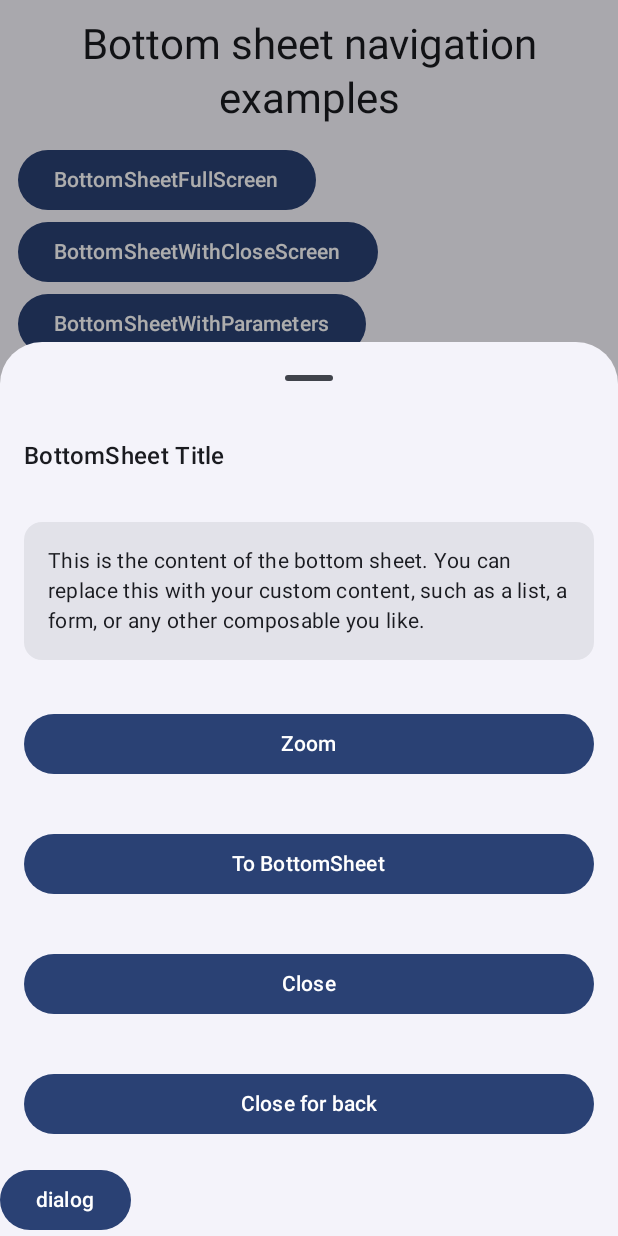
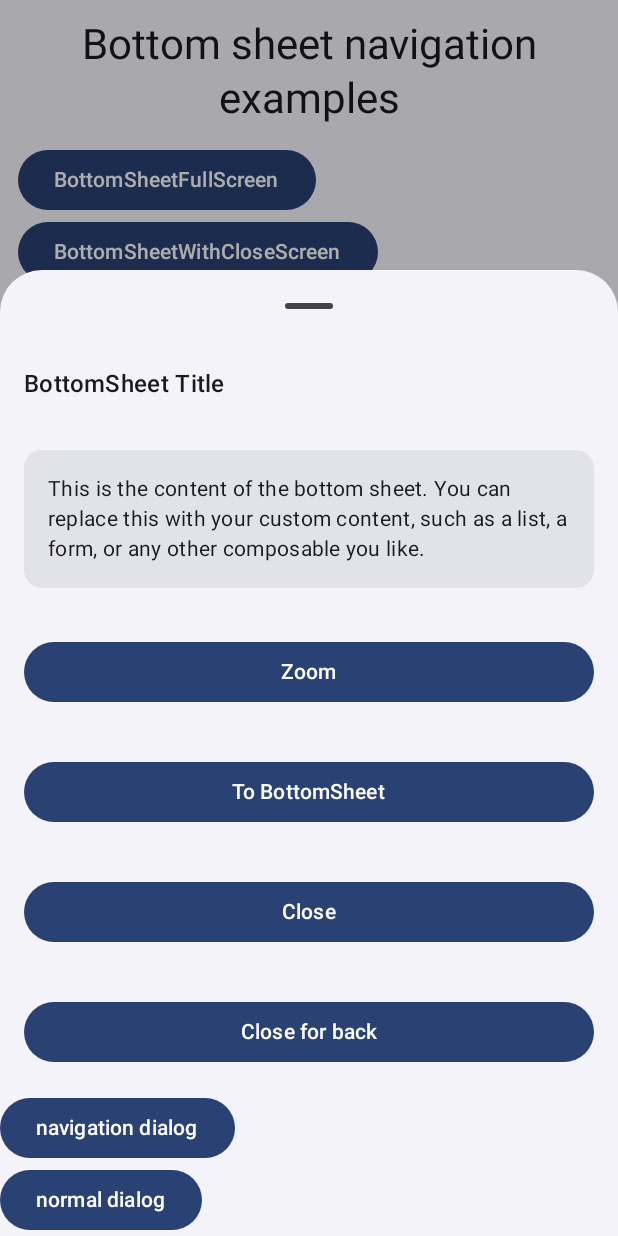
Before and after one commit to stefanoq21/BottomSheetNavigator3, an Android app built with Jetpack Compose: the screen it shows after launch (MainActivity), after a tap on "BottomSheetWithCloseScreen", on a phone screen of 412 x 824 dp. Run offline under Robolectric (Android 15) with nearby library versions, the phone set to English and light mode, and no system bars.

Commit message:
feat: Add example of standard dialog
This change introduces an example of a standard `AlertDialog` alongside the navigation component dialog to demonstrate the differences in their usage and behavior.

```diff
--- a/app/src/main/java/com/stefanoq21/bottomsheetnavigator3/MainActivity.kt
+++ b/app/src/main/java/com/stefanoq21/bottomsheetnavigator3/MainActivity.kt
@@ -11,11 +11,16 @@ import androidx.compose.foundation.layout.Spacer
 import androidx.compose.foundation.layout.fillMaxSize
 import androidx.compose.foundation.layout.padding
 import androidx.compose.foundation.layout.size
+import androidx.compose.material3.AlertDialog
 import androidx.compose.material3.Button
 import androidx.compose.material3.ExperimentalMaterial3Api
 import androidx.compose.material3.MaterialTheme
 import androidx.compose.material3.Scaffold
 import androidx.compose.material3.Text
+import androidx.compose.runtime.getValue
+import androidx.compose.runtime.mutableStateOf
+import androidx.compose.runtime.saveable.rememberSaveable
+import androidx.compose.runtime.setValue
 import androidx.compose.ui.Modifier
 import androidx.compose.ui.graphics.Color
 import androidx.compose.ui.text.style.TextAlign
@@ -154,9 +159,26 @@ class MainActivity : ComponentActivity() {
                                 )
 
                                 Button(onClick = { navController.navigate(Screen.DialogTestScreen) }) {
-                                    Text("dialog")
+                                    Text("navigation dialog")
+                                }
+                                var showDialog by rememberSaveable { mutableStateOf(false) }
+
+                                Button(onClick = { showDialog = true }) {
+                                    Text("normal dialog")
                                 }
 
+                                if (showDialog) {
+                                    AlertDialog(
+                                        onDismissRequest = { showDialog = false },
+                                        title = { Text("Test Dialog") },
+                                        text = { Text("test") },
+                                        confirmButton = {
+                                            Button(onClick = {
+                                                showDialog = false
+                                            }) { Text("Dismiss") }
+                                        }
+                                    )
+                                }
                             }
                             bottomSheet<Screen.BottomSheetWithParameters> { backStackEntry ->
                                 val id =
@@ -166,6 +188,7 @@ class MainActivity : ComponentActivity() {
 
 
                             dialog<Screen.DialogTestScreen> {
+
                                 Column(Modifier.background(Color.White)) {
                                     Text(
                                         text = "Dialog",
```
